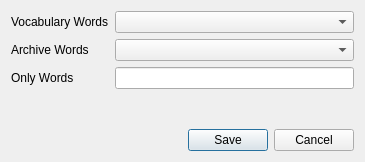
The window that Forms/SynonymsDialog.ui (iatanasov77/qvocabulary) describes before a commit, drawn with Qt 5.
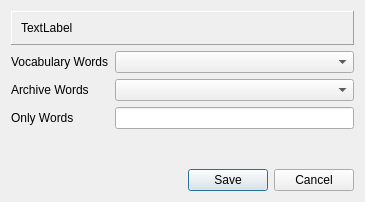
The same window after the commit.

Commit message: Add Description of the SynonymsDialog.

Diff of the .ui file:
```diff
--- a/Forms/SynonymsDialog.ui
+++ b/Forms/SynonymsDialog.ui
@@ -7,7 +7,7 @@
     <x>0</x>
     <y>0</y>
     <width>365</width>
-    <height>162</height>
+    <height>202</height>
    </rect>
   </property>
   <property name="windowTitle">
@@ -19,36 +19,55 @@
   <layout class="QVBoxLayout" name="verticalLayout">
    <item>
     <layout class="QFormLayout" name="formLayout">
-     <item row="0" column="0">
+     <item row="1" column="0">
       <widget class="QLabel" name="llVocabularyWords">
        <property name="text">
         <string>Vocabulary Words</string>
        </property>
       </widget>
      </item>
-     <item row="0" column="1">
+     <item row="1" column="1">
       <widget class="QComboBox" name="cbVocabularyWords"/>
      </item>
-     <item row="1" column="0">
+     <item row="2" column="0">
       <widget class="QLabel" name="llArchiveWords">
        <property name="text">
         <string>Archive Words</string>
        </property>
       </widget>
      </item>
-     <item row="1" column="1">
+     <item row="2" column="1">
       <widget class="QComboBox" name="cbArchiveWords"/>
      </item>
-     <item row="2" column="0">
+     <item row="3" column="0">
       <widget class="QLabel" name="lblOnlyWords">
        <property name="text">
         <string>Only Words</string>
        </property>
       </widget>
      </item>
-     <item row="2" column="1">
+     <item row="3" column="1">
       <widget class="QLineEdit" name="leOnlyWords"/>
      </item>
+     <item row="0" column="0" colspan="2">
+      <widget class="QFrame" name="frmDescription">
+       <property name="frameShape">
+        <enum>QFrame::Panel</enum>
+       </property>
+       <property name="frameShadow">
+        <enum>QFrame::Raised</enum>
+       </property>
+       <layout class="QVBoxLayout" name="verticalLayout_2">
+        <item>
+         <widget class="QLabel" name="lblDescription">
+          <property name="text">
+           <string>TextLabel</string>
+          </property>
+         </widget>
+        </item>
+       </layout>
+      </widget>
+     </item>
     </layout>
    </item>
    <item>
```
The commit also changes 3 other files.
